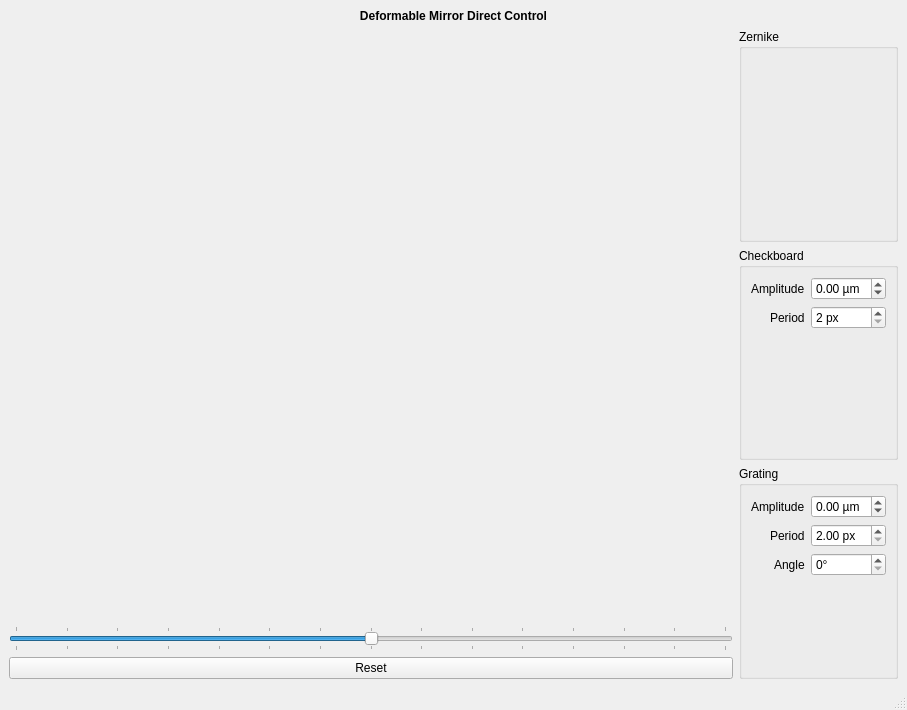
Above: guis/ui/dm_direct_control.ui from janis-hag/kalao-ics before the change. Below: the same form after it.
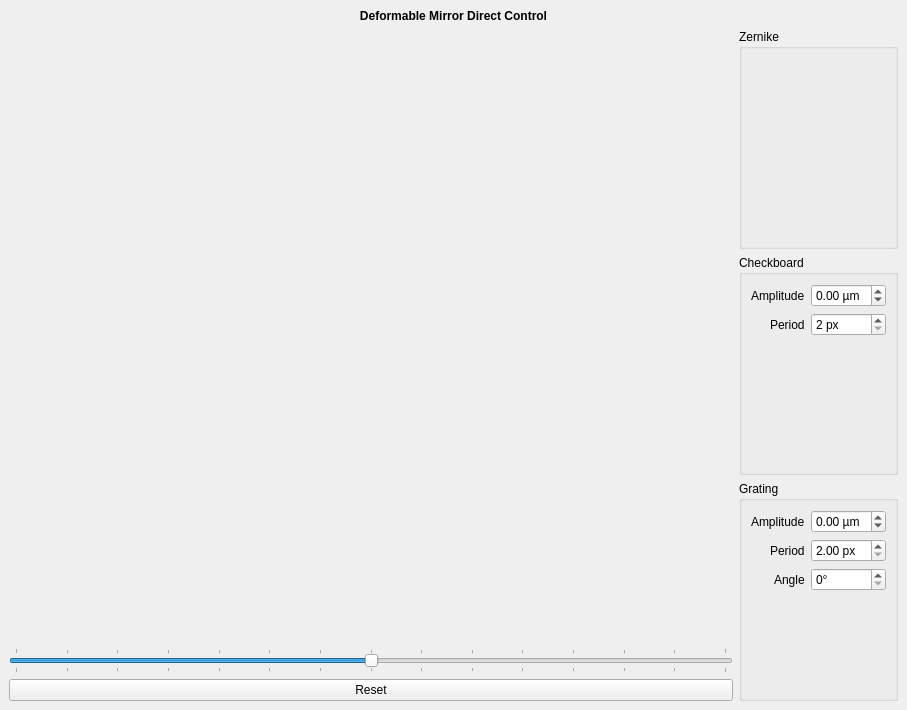
That is the form after the change.

```diff
--- a/guis/ui/dm_direct_control.ui
+++ b/guis/ui/dm_direct_control.ui
@@ -260,7 +260,6 @@
     </rect>
    </property>
   </widget>
-  <widget class="QStatusBar" name="statusbar"/>
  </widget>
  <resources/>
  <connections/>
```
